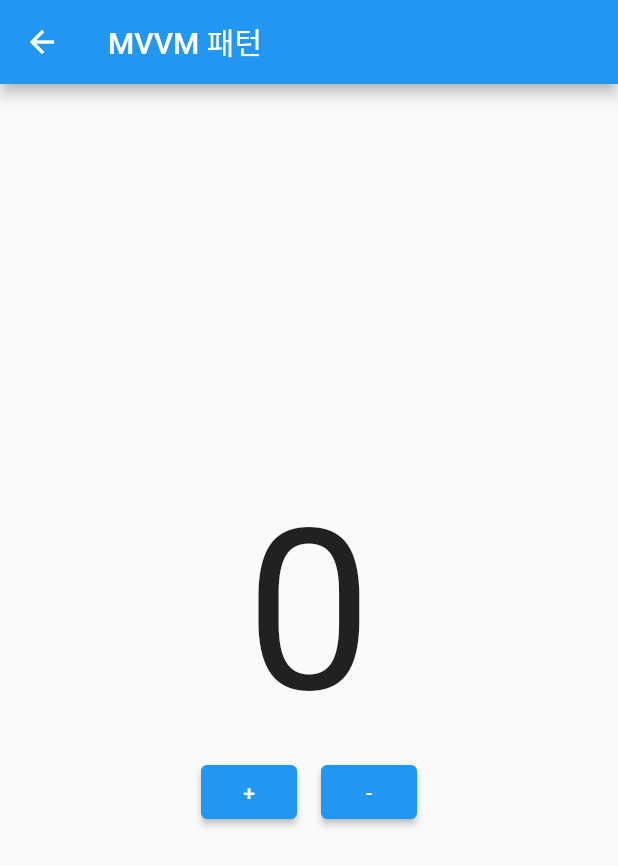
After one commit to dragon5354/flutter_pattern_study_d5354, a Flutter app: the screen it shows after launch, after a tap on "MVVM PATTERN", on a phone screen of 412 x 824 dp. The commit adds this screen. Shown: the top 866 px of the screen. Run offline on Flutter 3.47's test engine with Material 2 defaults, Android fonts, the phone set to English and light mode, and no system bars; our stand-ins replace get, mvc_pattern.

Commit message:
mvvm 패턴

```diff
--- /dev/null
+++ b/lib/src/mvvm/viewmodel/mvvm_viewmodel.dart
@@ -0,0 +1,35 @@
+import 'dart:async';
+import 'package:flutter_pattern_study_d5354/src/model/model.dart';
+
+
+class MvvmViewModel {
+  // 모델
+  late Model _model;
+  StreamController<Model> controller = StreamController<Model>();
+  // mvvmStream에 변화된 모델을 넣어주면 감지해서 화면을 다시 그린다
+  Stream<Model> get mvvmStream => controller.stream;
+
+  // 모델이 뷰모델 생성시 객체 생성
+  MvvmViewModel() {
+    _model = Model();
+  }
+
+  // 뷰모델이 해당하는 counter 값들을 받아줌. 여기서의 counter가 바뀌지 않는 한 view에는 문제가 발생하지 않는다.
+  // 모델에서 무슨 값이 변경되면 해당 부분에는 문제가 생기겠지만, view에는 전혀 영향을 주지 않음.
+  // 개인적으로 중간 구간을 두는 방식으로 나눔으로서 서로를 분리한다고 생각함
+  int get count => _model.counter;
+
+  void update() {
+    controller.sink.add(_model);
+  }
+
+  void incrementCounter() {
+    _model.incrementCounter();
+    update();
+  }
+
+  void decreamentCounter() {
+    _model.decrementCounter();
+    update();
+  }
+}
--- /dev/null
+++ b/lib/src/mvvm/views/mvvm_view.dart
@@ -0,0 +1,55 @@
+
+import 'package:flutter/material.dart';
+import 'package:flutter_pattern_study_d5354/src/mvvm/viewmodel/mvvm_viewmodel.dart';
+
+class MVVMView extends StatelessWidget {
+  MVVMView({Key? key}) : super(key: key);
+
+  MvvmViewModel viewModel = MvvmViewModel();
+
+  // 화면 갱신을 controller가 아니라 view에서 한다.
+
+  @override
+  Widget build(BuildContext context) {
+    return Scaffold(
+      appBar: AppBar(title: const Text('MVVM 패턴')),
+      body: Center(
+        child: Column(
+          mainAxisAlignment: MainAxisAlignment.center,
+          children: [
+            // 화면 갱신을 view에서 하기 위해서 StreamBuilder 사용
+            StreamBuilder(
+                stream: viewModel.mvvmStream,
+                builder: ((context, snapshot) {
+                  // return 이하 부분만 다시 그림
+                  // 값이 바뀌더라도 화면 전체 갱신이 아니라, StreamBuilder 내부 이 부분만 바뀐다.
+                  return Text(viewModel.count.toString(),
+                      style: const TextStyle(fontSize: 150));
+                })),
+            Row(
+              mainAxisAlignment: MainAxisAlignment.center,
+              children: [
+                Padding(
+                  padding: const EdgeInsets.all(8.0),
+                  child: ElevatedButton(
+                      onPressed: () {
+                        viewModel.incrementCounter();
+                      },
+                      child: const Text('+')),
+                ),
+                Padding(
+                  padding: const EdgeInsets.all(8.0),
+                  child: ElevatedButton(
+                      onPressed: () {
+                        viewModel.decreamentCounter();
+                      },
+                      child: const Text('-')),
+                ),
+              ],
+            )
+          ],
+        ),
+      ),
+    );
+  }
+}
--- a/lib/src/pattern_home.dart
+++ b/lib/src/pattern_home.dart
@@ -1,5 +1,6 @@
 import 'package:flutter/material.dart';
 import 'package:flutter_pattern_study_d5354/src/mvc/views/mvc_view.dart';
+import 'package:flutter_pattern_study_d5354/src/mvvm/views/mvvm_view.dart';
 import 'package:flutter_pattern_study_d5354/src/normal/normal_view.dart';
 
 /*
@@ -34,7 +35,15 @@ class PatternHome extends StatelessWidget {
                 },
                 child: const Text('MVC PATTERN')),
             const SizedBox(height: 10),
-            const SizedBox(height: 10),
+            // mvvm 패턴
+            ElevatedButton(
+                onPressed: () {
+                  Navigator.push(context,
+                      MaterialPageRoute(builder: (context) => MVVMView()));
+                },
+                child: const Text('MVVM PATTERN')),
+            // const SizedBox(height: 10),
+            // mvvm + provider의 경우 provider를 써본 적이 없어서 생략함
             const SizedBox(height: 10),
             const SizedBox(height: 10),
             const SizedBox(height: 10),
```
